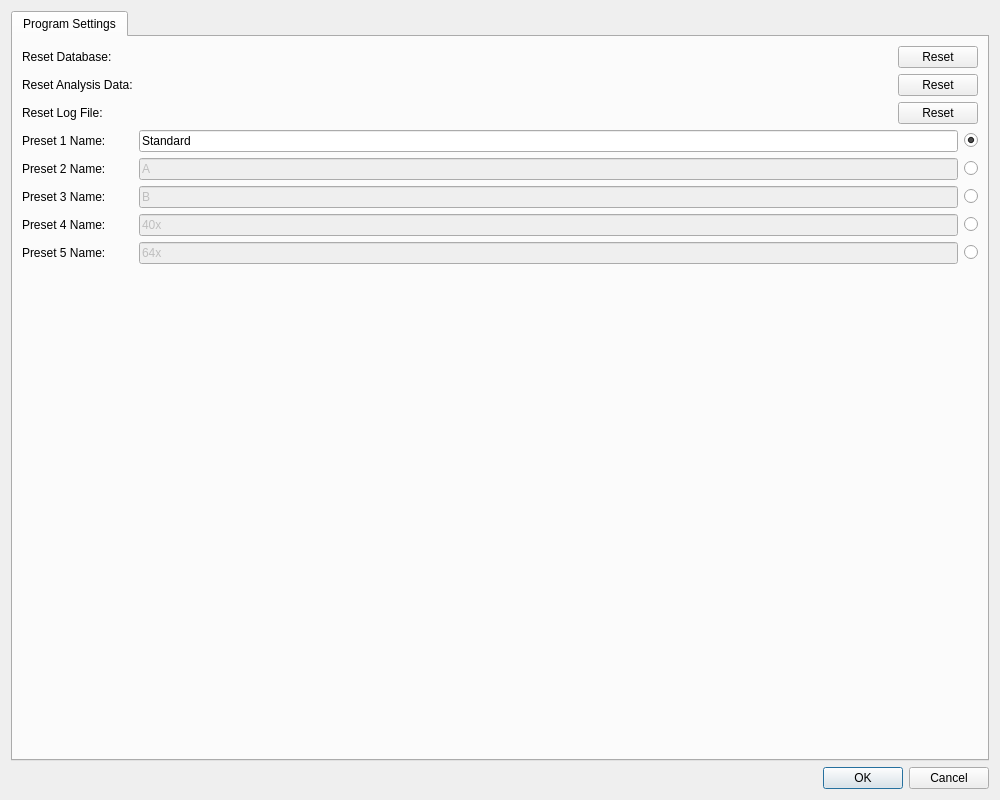
Before: the Qt Designer form gui/definitions/ui/settings_dialog.ui in SilMon/NucDetect, drawn with Qt 5.
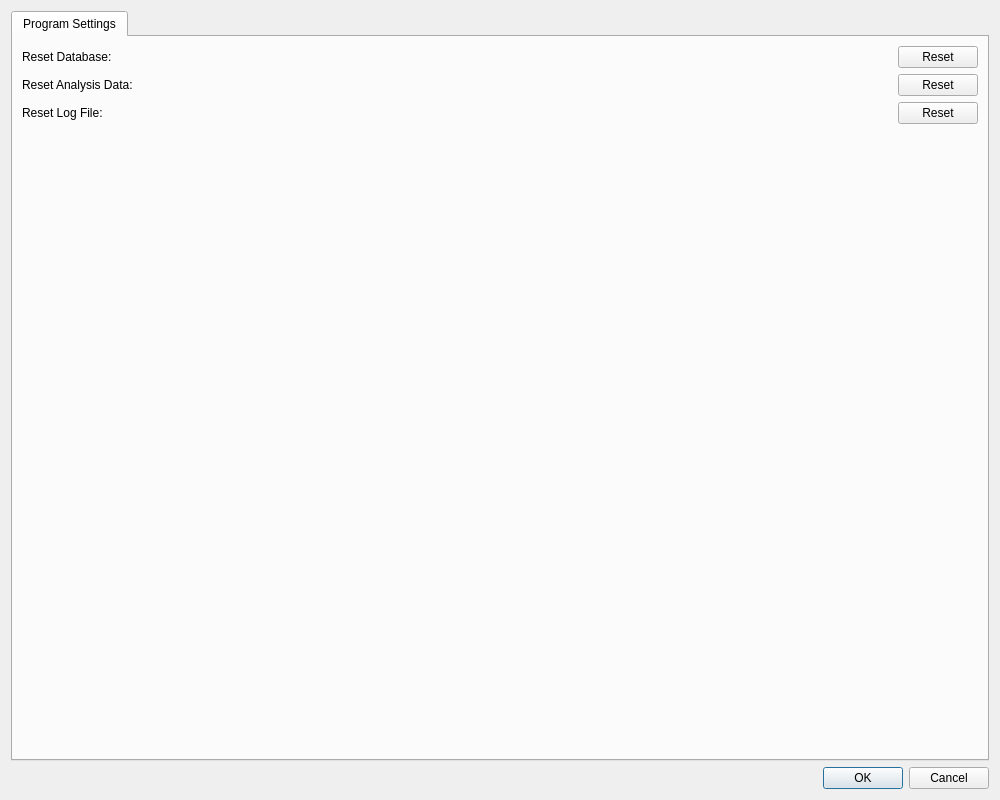
After: the same form once the commit is applied.

Patch:
```diff
--- a/gui/definitions/ui/settings_dialog.ui
+++ b/gui/definitions/ui/settings_dialog.ui
@@ -103,161 +103,6 @@
            </item>
           </layout>
          </item>
-         <item row="3" column="0">
-          <widget class="QLabel" name="label_2">
-           <property name="text">
-            <string>Preset 1 Name:</string>
-           </property>
-          </widget>
-         </item>
-         <item row="3" column="1">
-          <layout class="QHBoxLayout" name="horizontalLayout_2">
-           <item>
-            <widget class="QLineEdit" name="le_pre_1">
-             <property name="text">
-              <string>Standard</string>
-             </property>
-            </widget>
-           </item>
-           <item>
-            <widget class="QRadioButton" name="rbtn_pre_1">
-             <property name="text">
-              <string/>
-             </property>
-             <property name="checked">
-              <bool>true</bool>
-             </property>
-             <attribute name="buttonGroup">
-              <string notr="true">btng_active_preset</string>
-             </attribute>
-            </widget>
-           </item>
-          </layout>
-         </item>
-         <item row="4" column="0">
-          <widget class="QLabel" name="label_3">
-           <property name="text">
-            <string>Preset 2 Name:</string>
-           </property>
-          </widget>
-         </item>
-         <item row="4" column="1">
-          <layout class="QHBoxLayout" name="horizontalLayout_3">
-           <item>
-            <widget class="QLineEdit" name="le_pre_2">
-             <property name="enabled">
-              <bool>false</bool>
-             </property>
-             <property name="text">
-              <string>A</string>
-             </property>
-            </widget>
-           </item>
-           <item>
-            <widget class="QRadioButton" name="rbtn_pre_2">
-             <property name="text">
-              <string/>
-             </property>
-             <attribute name="buttonGroup">
-              <string notr="true">btng_active_preset</string>
-             </attribute>
-            </widget>
-           </item>
-          </layout>
-         </item>
-         <item row="5" column="0">
-          <widget class="QLabel" name="label_4">
-           <property name="text">
-            <string>Preset 3 Name:</string>
-           </property>
-          </widget>
-         </item>
-         <item row="5" column="1">
-          <layout class="QHBoxLayout" name="horizontalLayout_4">
-           <item>
-            <widget class="QLineEdit" name="le_pre_3">
-             <property name="enabled">
-              <bool>false</bool>
-             </property>
-             <property name="text">
-              <string>B</string>
-             </property>
-            </widget>
-           </item>
-           <item>
-            <widget class="QRadioButton" name="rbtn_pre_3">
-             <property name="text">
-              <string/>
-             </property>
-             <attribute name="buttonGroup">
-              <string notr="true">btng_active_preset</string>
-             </attribute>
-            </widget>
-           </item>
-          </layout>
-         </item>
-         <item row="6" column="0">
-          <widget class="QLabel" name="label_5">
-           <property name="text">
-            <string>Preset 4 Name:</string>
-           </property>
-          </widget>
-         </item>
-         <item row="6" column="1">
-          <layout class="QHBoxLayout" name="horizontalLayout_5">
-           <item>
-            <widget class="QLineEdit" name="le_pre_4">
-             <property name="enabled">
-              <bool>false</bool>
-             </property>
-             <property name="text">
-              <string>40x</string>
-             </property>
-            </widget>
-           </item>
-           <item>
-            <widget class="QRadioButton" name="rbtn_pre_4">
-             <property name="text">
-              <string/>
-             </property>
-             <attribute name="buttonGroup">
-              <string notr="true">btng_active_preset</string>
-             </attribute>
-            </widget>
-           </item>
-          </layout>
-         </item>
-         <item row="7" column="0">
-          <widget class="QLabel" name="label_6">
-           <property name="text">
-            <string>Preset 5 Name:</string>
-           </property>
-          </widget>
-         </item>
-         <item row="7" column="1">
-          <layout class="QHBoxLayout" name="horizontalLayout_6">
-           <item>
-            <widget class="QLineEdit" name="le_pre_5">
-             <property name="enabled">
-              <bool>false</bool>
-             </property>
-             <property name="text">
-              <string>64x</string>
-             </property>
-            </widget>
-           </item>
-           <item>
-            <widget class="QRadioButton" name="btn_pre_5">
-             <property name="text">
-              <string/>
-             </property>
-             <attribute name="buttonGroup">
-              <string notr="true">btng_active_preset</string>
-             </attribute>
-            </widget>
-           </item>
-          </layout>
-         </item>
          <item row="2" column="0">
           <widget class="QLabel" name="label_8">
            <property name="text">
```
